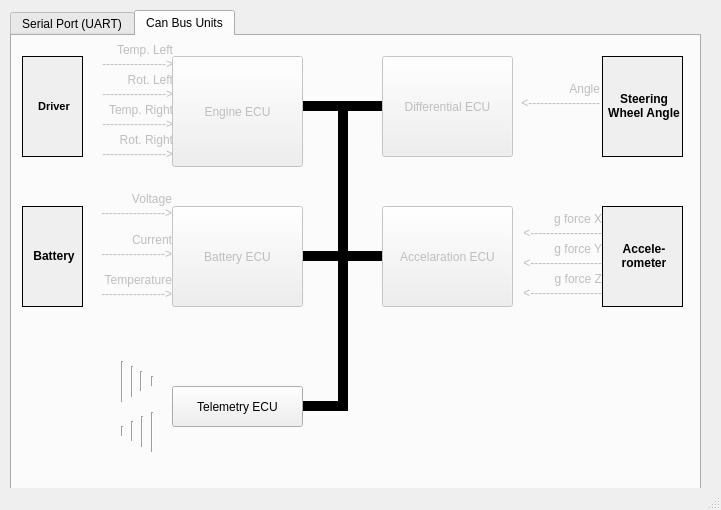
Old version of the form mainwindow.ui in the repository RGNagel/qt-can-network-visualization-by-serial-port.
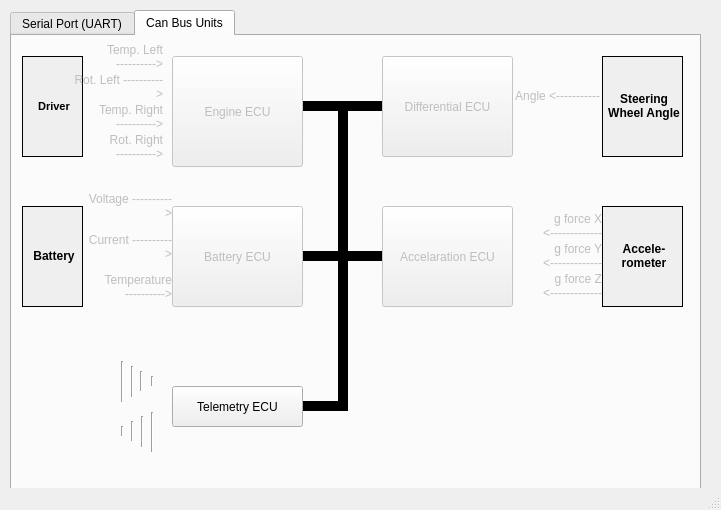
New version of the form. Icons and pictures are not drawn.

What changed in the file:
```diff
--- a/mainwindow.ui
+++ b/mainwindow.ui
@@ -176,7 +176,7 @@
        <bool>false</bool>
       </property>
       <property name="text">
-       <string>&lt;html&gt;&lt;head/&gt;&lt;body&gt;&lt;p&gt;Voltage   ----------------&amp;gt;&lt;/p&gt;&lt;/body&gt;&lt;/html&gt;</string>
+       <string>&lt;html&gt;&lt;head/&gt;&lt;body&gt;&lt;p&gt;Voltage ----------&amp;gt;&lt;/p&gt;&lt;/body&gt;&lt;/html&gt;</string>
       </property>
       <property name="alignment">
        <set>Qt::AlignRight|Qt::AlignTrailing|Qt::AlignVCenter</set>
@@ -201,7 +201,7 @@
        <bool>false</bool>
       </property>
       <property name="text">
-       <string>Angle &lt;------------------</string>
+       <string>Angle &lt;-----------</string>
       </property>
       <property name="alignment">
        <set>Qt::AlignRight|Qt::AlignTrailing|Qt::AlignVCenter</set>
@@ -226,7 +226,7 @@
        <bool>false</bool>
       </property>
       <property name="text">
-       <string>g force X &lt;------------------</string>
+       <string>g force X &lt;-------------</string>
       </property>
       <property name="alignment">
        <set>Qt::AlignRight|Qt::AlignTrailing|Qt::AlignVCenter</set>
@@ -355,7 +355,7 @@
       </property>
       <property name="geometry">
        <rect>
-        <x>70</x>
+        <x>60</x>
         <y>0</y>
         <width>91</width>
         <height>41</height>
@@ -365,7 +365,7 @@
        <bool>false</bool>
       </property>
       <property name="text">
-       <string>Temp. Left ----------------&gt;</string>
+       <string>Temp. Left ----------&gt;</string>
       </property>
       <property name="alignment">
        <set>Qt::AlignRight|Qt::AlignTrailing|Qt::AlignVCenter</set>
@@ -460,14 +460,14 @@
       </property>
       <property name="geometry">
        <rect>
-        <x>70</x>
+        <x>60</x>
         <y>30</y>
         <width>91</width>
         <height>41</height>
        </rect>
       </property>
       <property name="text">
-       <string>Rot. Left ----------------&gt;</string>
+       <string>Rot. Left ----------&gt;</string>
       </property>
       <property name="alignment">
        <set>Qt::AlignRight|Qt::AlignTrailing|Qt::AlignVCenter</set>
@@ -570,7 +570,7 @@
        <string/>
       </property>
       <property name="text">
-       <string>Temperature ----------------&gt;</string>
+       <string>Temperature ----------&gt;</string>
       </property>
       <property name="alignment">
        <set>Qt::AlignRight|Qt::AlignTrailing|Qt::AlignVCenter</set>
@@ -624,7 +624,7 @@
        </rect>
       </property>
       <property name="text">
-       <string>Current ----------------&gt;</string>
+       <string>Current ----------&gt;</string>
       </property>
       <property name="alignment">
        <set>Qt::AlignRight|Qt::AlignTrailing|Qt::AlignVCenter</set>
@@ -790,7 +790,7 @@
        <bool>false</bool>
       </property>
       <property name="text">
-       <string>g force Y &lt;------------------</string>
+       <string>g force Y &lt;-------------</string>
       </property>
       <property name="alignment">
        <set>Qt::AlignRight|Qt::AlignTrailing|Qt::AlignVCenter</set>
@@ -815,7 +815,7 @@
        <bool>false</bool>
       </property>
       <property name="text">
-       <string>g force Z &lt;------------------</string>
+       <string>g force Z &lt;-------------</string>
       </property>
       <property name="alignment">
        <set>Qt::AlignRight|Qt::AlignTrailing|Qt::AlignVCenter</set>
@@ -830,14 +830,14 @@
       </property>
       <property name="geometry">
        <rect>
-        <x>70</x>
+        <x>60</x>
         <y>60</y>
         <width>91</width>
         <height>41</height>
        </rect>
       </property>
       <property name="text">
-       <string>Temp. Right ----------------&gt;</string>
+       <string>Temp. Right ----------&gt;</string>
       </property>
       <property name="alignment">
        <set>Qt::AlignRight|Qt::AlignTrailing|Qt::AlignVCenter</set>
@@ -852,14 +852,14 @@
       </property>
       <property name="geometry">
        <rect>
-        <x>70</x>
+        <x>60</x>
         <y>90</y>
         <width>91</width>
         <height>41</height>
        </rect>
       </property>
       <property name="text">
-       <string>Rot. Right ----------------&gt;</string>
+       <string>Rot. Right ----------&gt;</string>
       </property>
       <property name="alignment">
        <set>Qt::AlignRight|Qt::AlignTrailing|Qt::AlignVCenter</set>
```
